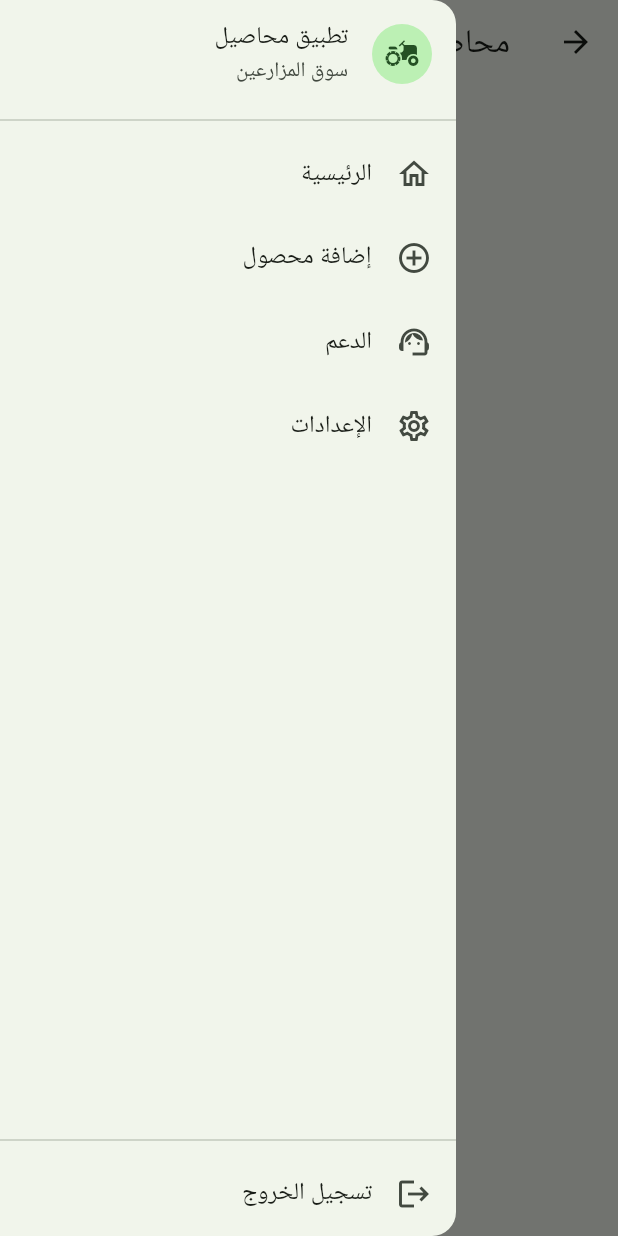
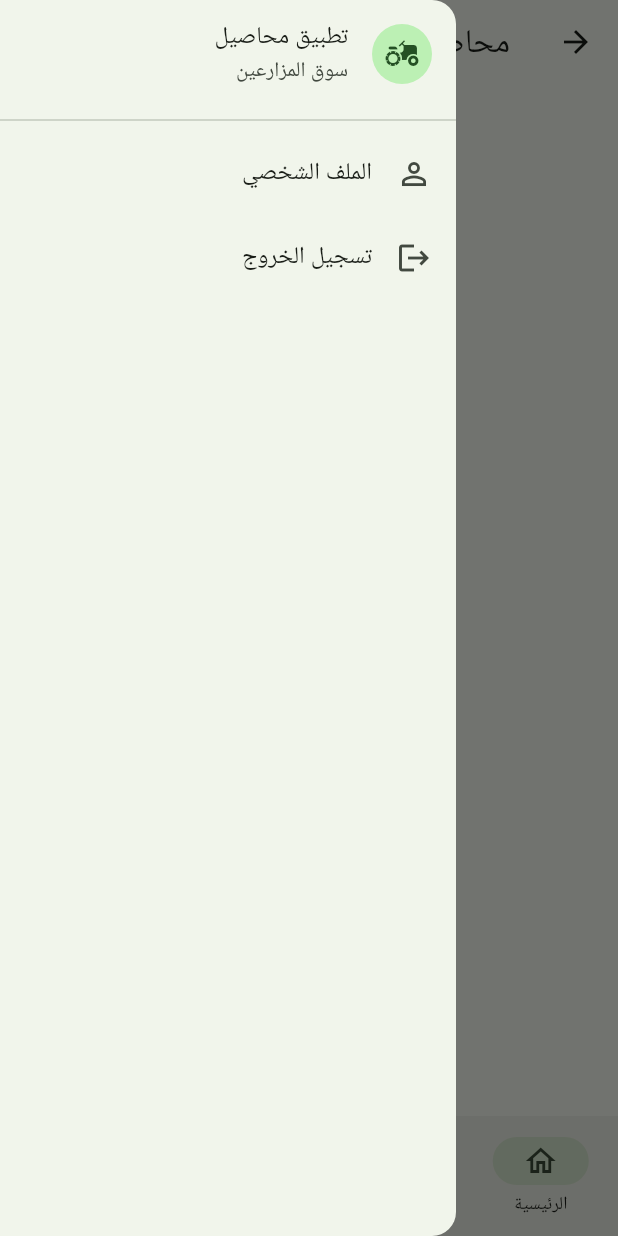
Before and after one commit to AhmedElbashier/mahaseel, a Flutter app: the HomeShell screen opened directly with empty values, with the side drawer open, on a phone screen of 412 x 824 dp. Run offline on Flutter 3.47's test engine with Material 3 defaults, Android fonts, the phone set to English and light mode, and no system bars; our stand-ins replace cached_network_image, connectivity_plus, dio, firebase_core, firebase_crashlytics, flutter_dotenv and 12 more; accounts and stored records are empty.

```diff
--- a/mobile/lib/features/home/app_drawer.dart
+++ b/mobile/lib/features/home/app_drawer.dart
@@ -1,44 +1,10 @@
 import 'package:flutter/material.dart';
-import 'package:go_router/go_router.dart';
 
 class AppDrawer extends StatelessWidget {
   const AppDrawer({super.key});
 
-  bool _isSelected(BuildContext context, String routePrefix) {
-    final loc = GoRouterState.of(context).uri.toString();
-    return loc == routePrefix || loc.startsWith(routePrefix);
-  }
-
-
   @override
   Widget build(BuildContext context) {
-    final items = <_NavItem>[
-      _NavItem(
-        icon: Icons.home_outlined,
-        label: 'الرئيسية',
-        route: '/home', // crops list
-        selectedChecker: (ctx) => _isSelected(ctx, '/home'),
-      ),
-      _NavItem(
-        icon: Icons.add_circle_outline,
-        label: 'إضافة محصول',
-        route: '/crops/add',
-        selectedChecker: (ctx) => _isSelected(ctx, '/crops/add'),
-      ),
-      _NavItem(
-        icon: Icons.support_agent_outlined,
-        label: 'الدعم',
-        route: '/support',
-        selectedChecker: (ctx) => _isSelected(ctx, '/support'),
-      ),
-      _NavItem(
-        icon: Icons.settings_outlined,
-        label: 'الإعدادات',
-        route: '/settings',
-        selectedChecker: (ctx) => _isSelected(ctx, '/settings'),
-      ),
-    ];
-
     return Directionality(
       textDirection: TextDirection.rtl,
       child: Drawer(
@@ -52,27 +18,17 @@ class AppDrawer extends StatelessWidget {
                 subtitle: const Text('سوق المزارعين'),
               ),
               const Divider(),
-              // Menu items
-              Expanded(
-                child: ListView.builder(
-                  itemCount: items.length,
-                  itemBuilder: (ctx, i) {
-                    final it = items[i];
-                    final selected = it.selectedChecker(ctx);
-                    return ListTile(
-                      selected: selected,
-                      leading: Icon(it.icon),
-                      title: Text(it.label),
-                      onTap: () {
-                        Navigator.of(ctx).pop(); // close the drawer
-                        context.go(it.route);
-                      },
-                    );
-                  },
-                ),
+              ListTile(
+                leading: const Icon(Icons.person_outline),
+                title: const Text('الملف الشخصي'),
+                onTap: () {
+                  Navigator.of(context).pop();
+                  // TODO: navigate to profile screen
+                  ScaffoldMessenger.of(context).showSnackBar(
+                    const SnackBar(content: Text('الملف الشخصي غير متوفر بعد')),
+                  );
+                },
               ),
-              const Divider(),
-              // Logout or About section
               ListTile(
                 leading: const Icon(Icons.logout),
                 title: const Text('تسجيل الخروج'),
@@ -92,17 +48,3 @@ class AppDrawer extends StatelessWidget {
     );
   }
 }
-
-class _NavItem {
-  final IconData icon;
-  final String label;
-  final String route;
-  final bool Function(BuildContext) selectedChecker;
-
-  _NavItem({
-    required this.icon,
-    required this.label,
-    required this.route,
-    required this.selectedChecker,
-  });
-}
--- a/mobile/lib/features/home/home_shell.dart
+++ b/mobile/lib/features/home/home_shell.dart
@@ -5,13 +5,15 @@ import 'package:mahaseel/features/home/app_drawer.dart';
 class HomeShell extends StatelessWidget {
   final Widget child;
   final String title;
-  final VoidCallback? onAdd; // optional FAB action
+  final int currentIndex;
+  final ValueChanged<int> onTabSelected;
 
   const HomeShell({
     super.key,
     required this.child,
     this.title = 'محاصيل',
-    this.onAdd,
+    required this.currentIndex,
+    required this.onTabSelected,
   });
 
   @override
@@ -28,14 +30,30 @@ class HomeShell extends StatelessWidget {
         endDrawer: isRtl ? const AppDrawer() : null,
 
         appBar: AppBar(
-          title: Text(title),),
+          title: Text(title),
+        ),
         body: SafeArea(child: child),
-        floatingActionButton: onAdd == null
-            ? null
-            : FloatingActionButton(
-          onPressed: onAdd,
-          tooltip: 'إضافة محصول',
-          child: const Icon(Icons.add),
+        bottomNavigationBar: NavigationBar(
+          selectedIndex: currentIndex,
+          onDestinationSelected: onTabSelected,
+          destinations: const [
+            NavigationDestination(
+              icon: Icon(Icons.home_outlined),
+              label: 'الرئيسية',
+            ),
+            NavigationDestination(
+              icon: Icon(Icons.add_circle_outline),
+              label: 'إضافة محصول',
+            ),
+            NavigationDestination(
+              icon: Icon(Icons.support_agent_outlined),
+              label: 'الدعم',
+            ),
+            NavigationDestination(
+              icon: Icon(Icons.settings_outlined),
+              label: 'الإعدادات',
+            ),
+          ],
         ),
       ),
     );
```
Also changed, not shown: mobile/lib/routing/app_router.dart (+28 -7 lines).
